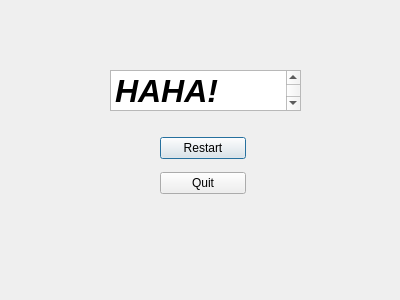
AlexSze/comp2012h-spaceinvader, file src/defeat_screen.ui: the form before one commit.
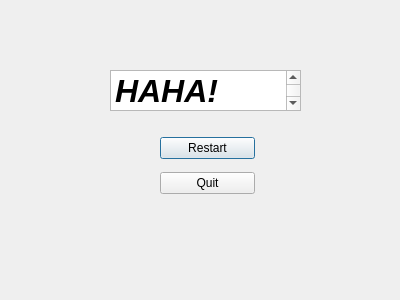
The form after the commit.

Commit message: Modified UI so that it looks more professional

The edit to the form file:
```diff
--- a/src/defeat_screen.ui
+++ b/src/defeat_screen.ui
@@ -35,7 +35,7 @@
     <rect>
      <x>160</x>
      <y>130</y>
-     <width>86</width>
+     <width>95</width>
      <height>71</height>
     </rect>
    </property>
```
Left out of the diff: 2 changed lines with no effect on the pictures. The commit also changes 1 other file.
